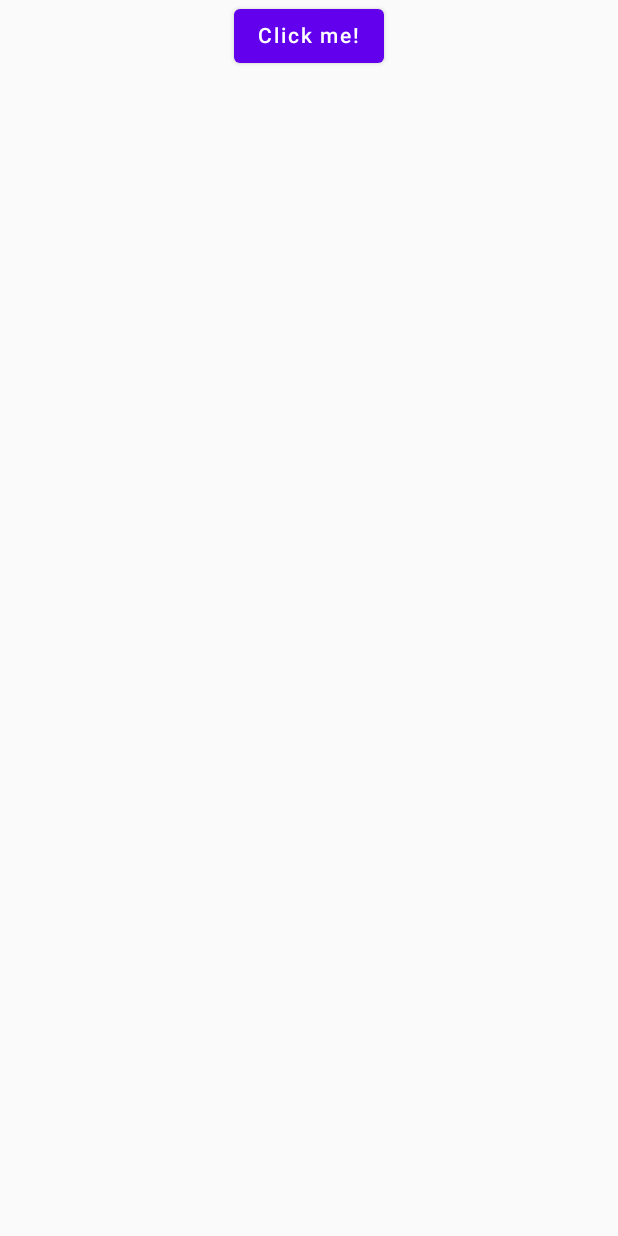
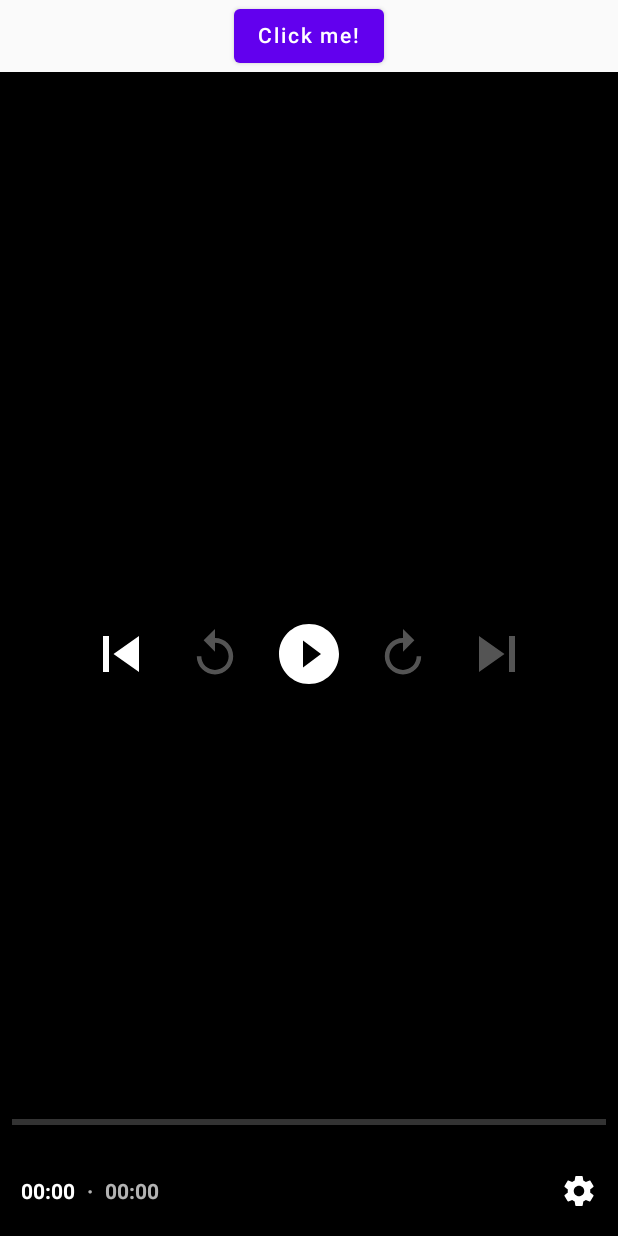
Before and after one commit to revs87/pedrope-cmp, an Android app built with Jetpack Compose: the screen it shows after launch (MainActivity), on a phone screen of 412 x 824 dp. Run offline under Robolectric (Android 15) with nearby library versions, the phone set to English and light mode, and no system bars; our stand-ins replace Compose Multiplatform resources; libraries missing offline, so code that uses them is left out: com.russhwolf.settings.

Commit message:
Android ExoPlayer integration

```diff
--- a/composeApp/src/androidMain/AndroidManifest.xml
+++ b/composeApp/src/androidMain/AndroidManifest.xml
@@ -1,5 +1,7 @@
 <?xml version="1.0" encoding="utf-8"?>
 <manifest xmlns:android="http://schemas.android.com/apk/res/android">
+
+    <uses-permission android:name="android.permission.INTERNET" />
 
     <application
         android:allowBackup="true"
@@ -7,7 +9,9 @@
         android:label="@string/app_name"
         android:roundIcon="@mipmap/ic_launcher_round"
         android:supportsRtl="true"
-        android:theme="@android:style/Theme.Material.Light.NoActionBar">
+        android:theme="@android:style/Theme.Material.Light.NoActionBar"
+        android:usesCleartextTraffic="true"
+        android:networkSecurityConfig="@xml/network_security_config">
         <activity
             android:exported="true"
             android:configChanges="orientation|screenSize|screenLayout|keyboardHidden|mnc|colorMode|density|fontScale|fontWeightAdjustment|keyboard|layoutDirection|locale|mcc|navigation|smallestScreenSize|touchscreen|uiMode"
--- /dev/null
+++ b/composeApp/src/androidMain/kotlin/Player.android.kt
@@ -0,0 +1,76 @@
+import android.content.Context
+import android.view.ViewGroup
+import android.view.ViewGroup.LayoutParams.MATCH_PARENT
+import androidx.annotation.OptIn
+import androidx.compose.runtime.Composable
+import androidx.compose.runtime.DisposableEffect
+import androidx.compose.runtime.remember
+import androidx.compose.ui.platform.LocalLifecycleOwner
+import androidx.compose.ui.viewinterop.AndroidView
+import androidx.lifecycle.Lifecycle
+import androidx.lifecycle.LifecycleEventObserver
+import androidx.media3.common.MediaItem
+import androidx.media3.common.util.UnstableApi
+import androidx.media3.datasource.DefaultDataSource
+import androidx.media3.exoplayer.ExoPlayer
+import androidx.media3.exoplayer.source.ProgressiveMediaSource
+import androidx.media3.ui.PlayerView
+import com.rvcoding.pedropeapp.di.Static
+
+
+@UnstableApi
+class AndroidPlayer : Player {
+    private val context: Context = Static.context
+    private var exoPlayer: ExoPlayer = ExoPlayer.Builder(context).build()
+//    private val mediaSession: MediaSession =
+//        MediaSession.Builder(context, exoPlayer)
+//            .setId(UUID.randomUUID().toString())
+//            .build()
+
+    init {
+        val mediaItem = MediaItem.fromUri(Player.URL_MP4_EXAMPLE)
+        val dataSourceFactory = DefaultDataSource.Factory(context)
+        val mediaSource = ProgressiveMediaSource.Factory(dataSourceFactory).createMediaSource(mediaItem)
+        exoPlayer.setMediaSource(mediaSource)
+        exoPlayer.prepare()
+    }
+
+    @Composable
+    override fun View() {
+        val playerView = remember {
+            PlayerView(context).apply {
+                player = exoPlayer // Set the ExoPlayer instance to PlayerView
+                layoutParams = ViewGroup.LayoutParams(MATCH_PARENT, MATCH_PARENT) // Or your desired dimensions
+            }
+        }
+
+        DisposableEffect(key1 = exoPlayer) {
+            onDispose {
+                exoPlayer.release()
+            }
+        }
+        val lifecycleOwner = LocalLifecycleOwner.current
+        DisposableEffect(Unit) {
+            val observer = LifecycleEventObserver { _, event ->
+                when (event) {
+                    Lifecycle.Event.ON_PAUSE -> pause()
+                    Lifecycle.Event.ON_RESUME -> play()
+                    else -> {}
+                }
+            }
+            lifecycleOwner.lifecycle.addObserver(observer)
+            onDispose {
+                lifecycleOwner.lifecycle.removeObserver(observer)
+            }
+        }
+
+        AndroidView({ playerView }) { view ->
+            exoPlayer.play()
+        }
+    }
+    override fun play() { exoPlayer.play() }
+    override fun pause() { exoPlayer.pause() }
+}
+
+@OptIn(UnstableApi::class)
+actual fun getPlayer(): Player = AndroidPlayer()
--- a/composeApp/src/androidMain/kotlin/com/rvcoding/pedropeapp/MainActivity.kt
+++ b/composeApp/src/androidMain/kotlin/com/rvcoding/pedropeapp/MainActivity.kt
@@ -6,10 +6,14 @@ import androidx.activity.ComponentActivity
 import androidx.activity.compose.setContent
 import androidx.compose.runtime.Composable
 import androidx.compose.ui.tooling.preview.Preview
+import di.initializeKoin
+import com.rvcoding.pedropeapp.di.initializeKoin as internalInitializeKoin
 
 class MainActivity : ComponentActivity() {
     override fun onCreate(savedInstanceState: Bundle?) {
         super.onCreate(savedInstanceState)
+        internalInitializeKoin(this)
+        initializeKoin()
 
         setContent {
             App()
--- /dev/null
+++ b/composeApp/src/androidMain/kotlin/com/rvcoding/pedropeapp/di/KoinModule.kt
@@ -0,0 +1,20 @@
+package com.rvcoding.pedropeapp.di
+
+import android.annotation.SuppressLint
+import android.app.Activity
+import android.content.Context
+
+//val androidModule = module {
+//}
+
+@SuppressLint("StaticFieldLeak")
+object Static {
+    lateinit var context: Context
+}
+
+fun initializeKoin(activity: Activity) {
+    Static.context = activity.applicationContext
+//    startKoin {
+//        modules(androidModule)
+//    }
+}
--- a/composeApp/src/commonMain/kotlin/App.kt
+++ b/composeApp/src/commonMain/kotlin/App.kt
@@ -5,15 +5,19 @@ import androidx.compose.foundation.layout.fillMaxWidth
 import androidx.compose.material.Button
 import androidx.compose.material.MaterialTheme
 import androidx.compose.material.Text
-import androidx.compose.runtime.*
+import androidx.compose.runtime.Composable
+import androidx.compose.runtime.getValue
+import androidx.compose.runtime.mutableStateOf
+import androidx.compose.runtime.remember
+import androidx.compose.runtime.setValue
 import androidx.compose.ui.Alignment
 import androidx.compose.ui.Modifier
 import org.jetbrains.compose.resources.ExperimentalResourceApi
 import org.jetbrains.compose.resources.painterResource
 import org.jetbrains.compose.ui.tooling.preview.Preview
-
 import pedropeapp.composeapp.generated.resources.Res
 import pedropeapp.composeapp.generated.resources.compose_multiplatform
+import presentation.VideoScreen
 
 @OptIn(ExperimentalResourceApi::class)
 @Composable
@@ -21,17 +25,28 @@ import pedropeapp.composeapp.generated.resources.compose_multiplatform
 fun App() {
     MaterialTheme {
         var showContent by remember { mutableStateOf(false) }
-        Column(Modifier.fillMaxWidth(), horizontalAlignment = Alignment.CenterHorizontally) {
+
+        Column(
+            modifier = Modifier.fillMaxWidth(),
+            horizontalAlignment = Alignment.CenterHorizontally
+        ) {
             Button(onClick = { showContent = !showContent }) {
                 Text("Click me!")
             }
-            AnimatedVisibility(showContent) {
+            AnimatedVisibility(visible = showContent) {
                 val greeting = remember { Greeting().greet() }
-                Column(Modifier.fillMaxWidth(), horizontalAlignment = Alignment.CenterHorizontally) {
-                    Image(painterResource(Res.drawable.compose_multiplatform), null)
-                    Text("Compose: $greeting")
+                Column(
+                    modifier = Modifier.fillMaxWidth(),
+                    horizontalAlignment = Alignment.CenterHorizontally
+                ) {
+                    Image(
+                        painter = painterResource(resource = Res.drawable.compose_multiplatform),
+                        contentDescription = null
+                    )
+                    Text(text = "Compose: $greeting")
                 }
             }
+            VideoScreen()
         }
     }
 }
--- /dev/null
+++ b/composeApp/src/commonMain/kotlin/Video.kt
@@ -0,0 +1,3 @@
+class Video {
+    val player = getPlayer()
+}
--- /dev/null
+++ b/composeApp/src/commonMain/kotlin/di/KoinModule.kt
@@ -0,0 +1,16 @@
+package di
+
+import com.russhwolf.settings.Settings
+import org.koin.core.context.startKoin
+import org.koin.dsl.module
+
+val appModule = module {
+    single { Settings() }
+//    single<PreferencesRepository> { PreferencesImpl(settings = get()) }
+}
+
+fun initializeKoin() {
+    startKoin {
+        modules(appModule)
+    }
+}
--- /dev/null
+++ b/composeApp/src/commonMain/kotlin/presentation/VideoScreen.kt
@@ -0,0 +1,19 @@
+package presentation
+
+import Video
+import androidx.compose.foundation.layout.Box
+import androidx.compose.foundation.layout.fillMaxWidth
+import androidx.compose.runtime.Composable
+import androidx.compose.runtime.remember
+import androidx.compose.ui.Modifier
+
+@Composable
+fun VideoScreen() {
+    val player = remember { Video().player }
+
+    Box(
+        modifier = Modifier.fillMaxWidth()
+    ) {
+        player.View()
+    }
+}
--- a/settings.gradle.kts
+++ b/settings.gradle.kts
@@ -11,6 +11,7 @@ pluginManagement {
             }
         }
         mavenCentral()
+        maven { url = uri("https://jitpack.io") }
         gradlePluginPortal()
     }
 }
@@ -25,6 +26,7 @@ dependencyResolutionManagement {
             }
         }
         mavenCentral()
+        maven { url = uri("https://jitpack.io") }
     }
 }
 
```
Also changed, not shown: composeApp/build.gradle.kts (+19 -2 lines), composeApp/src/androidMain/res/xml/network_security_config.xml (added, +9 -0 lines), composeApp/src/commonMain/kotlin/Player.kt (added, +16 -0 lines), gradle/libs.versions.toml (+25 -1 lines), 2 other files.
